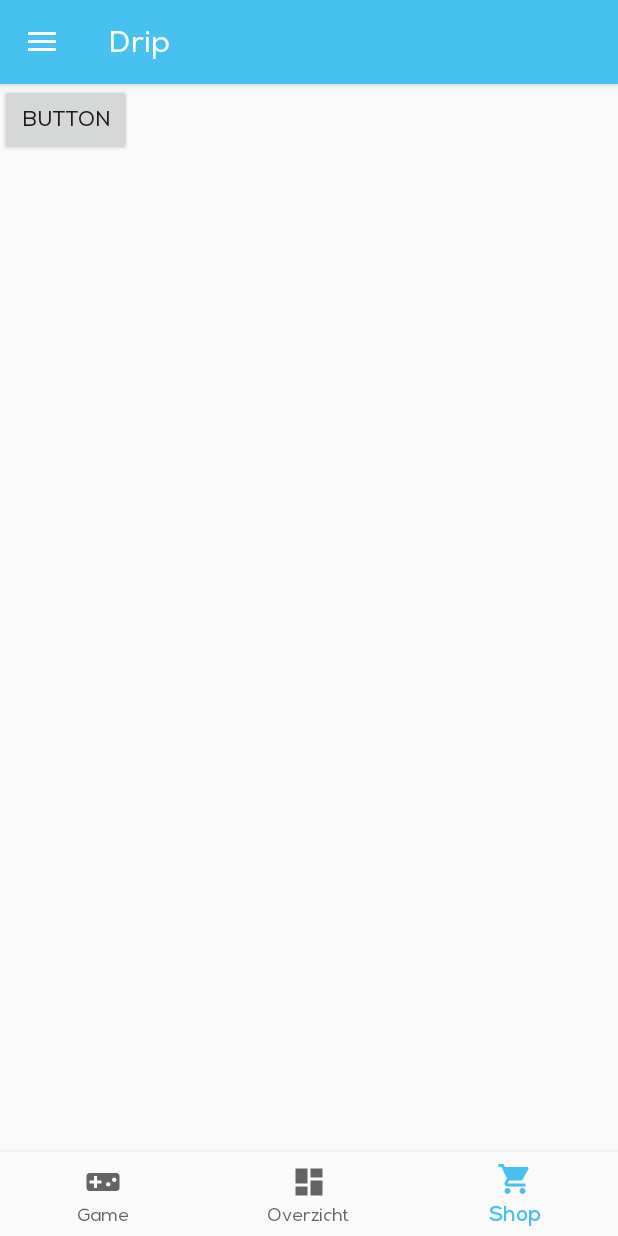
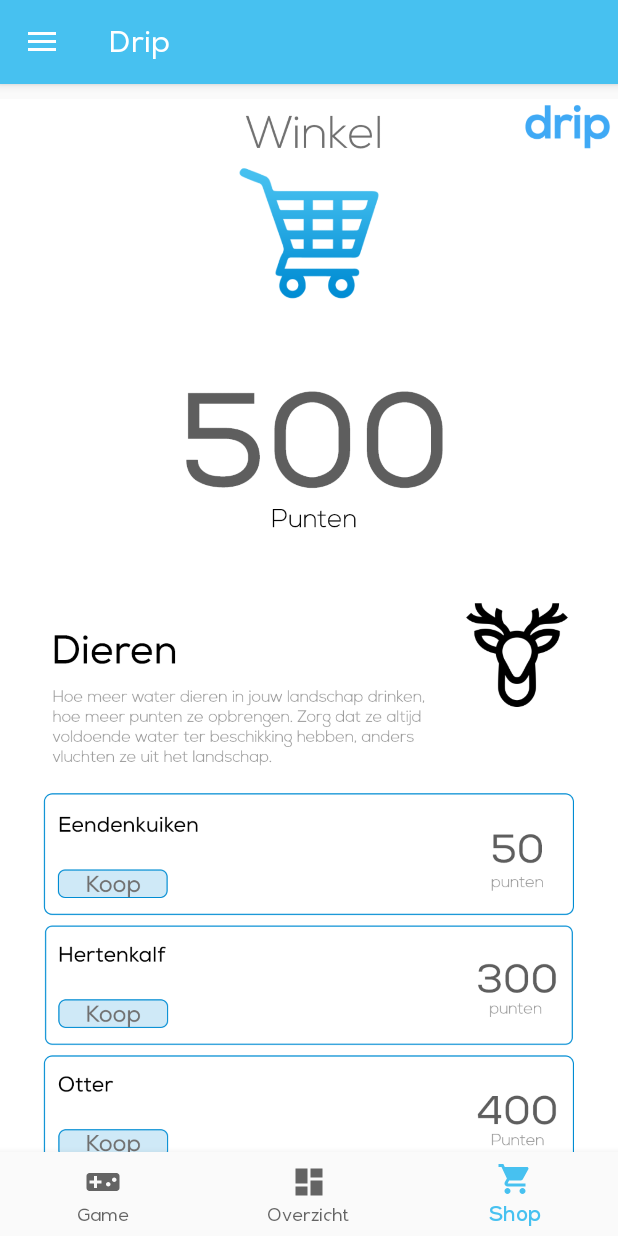
Before and after one commit to StijnVerhagen/Drip_App, an Android app: the screen it shows after launch (MainActivity), item 3 of the bottom bar chosen, on a phone screen of 412 x 824 dp. Run offline under Robolectric (Android 15) with nearby library versions, the phone set to English and light mode, and no system bars; our stand-ins replace Firebase (no records; nobody signed in at launch, a user with empty details on screens opened directly).

Commit message:
++fragment UI

```diff
--- a/app/src/main/res/layout/activity_main.xml
+++ b/app/src/main/res/layout/activity_main.xml
@@ -45,18 +45,6 @@
                 app:title="Drip"
                 app:titleTextColor="#FFFFFF" />
 
-            <Button
-                android:id="@+id/buttontest"
-                android:layout_width="wrap_content"
-                android:layout_height="wrap_content"
-                android:text="Button"
-                app:layout_constraintBottom_toBottomOf="parent"
-                app:layout_constraintEnd_toEndOf="parent"
-                app:layout_constraintStart_toStartOf="parent"
-                app:layout_constraintTop_toTopOf="parent"
-                android:onClick="buttonDashboard"/>
-
-
             <FrameLayout
                 android:id="@+id/fragment_containerleft"
                 android:layout_width="match_parent"
--- a/app/src/main/res/layout/fragment_shop.xml
+++ b/app/src/main/res/layout/fragment_shop.xml
@@ -3,4 +3,16 @@
     xmlns:app="http://schemas.android.com/apk/res-auto"
     xmlns:tools="http://schemas.android.com/tools"
     android:orientation="vertical" android:layout_width="match_parent"
-    android:layout_height="match_parent"/>
+    android:layout_height="match_parent">
+
+    <ImageView
+        android:id="@+id/imageView3"
+        android:layout_width="wrap_content"
+        android:layout_height="wrap_content"
+        android:layout_marginTop="48dp"
+        app:layout_constraintEnd_toEndOf="parent"
+        app:layout_constraintHorizontal_bias="0.0"
+        app:layout_constraintStart_toStartOf="parent"
+        app:layout_constraintTop_toTopOf="parent"
+        app:srcCompat="@drawable/shopnew" />
+</androidx.constraintlayout.widget.ConstraintLayout>
```
Also changed, not shown: app/src/main/res/layout/fragment_dashboard.xml (+6 -9 lines), app/src/main/res/layout/fragment_game.xml (+13 -1 lines), app/src/main/res/drawable-v24/challengesnew.png (added), app/src/main/res/drawable-v24/dashboardnew.png (added), app/src/main/res/drawable-v24/shopnew.png (added).
